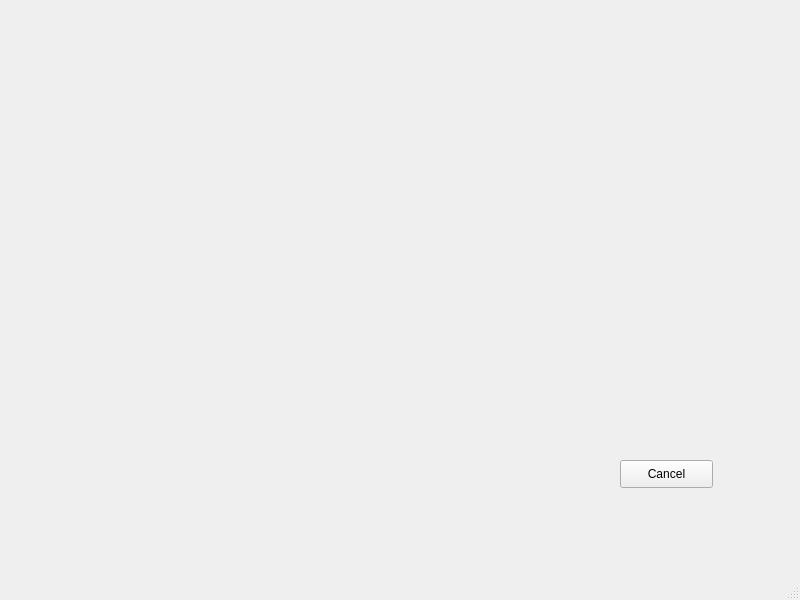
Qt form GJR/views/readFlight.ui (CaduRomaniello/GJR) before a commit.
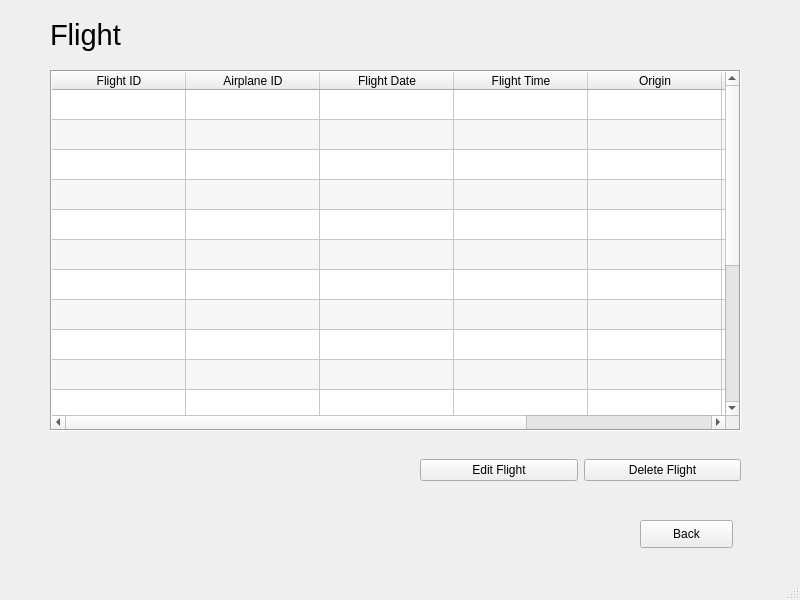
The same form after that commit.

Patch:
```diff
--- a/GJR/views/readFlight.ui
+++ b/GJR/views/readFlight.ui
@@ -17,16 +17,199 @@
    <widget class="QPushButton" name="button_cancel">
     <property name="geometry">
      <rect>
-      <x>620</x>
-      <y>460</y>
+      <x>640</x>
+      <y>520</y>
       <width>93</width>
       <height>28</height>
      </rect>
     </property>
     <property name="text">
-     <string>Cancel</string>
+     <string>Back</string>
     </property>
    </widget>
+   <widget class="QLabel" name="label_title">
+    <property name="geometry">
+     <rect>
+      <x>50</x>
+      <y>9</y>
+      <width>201</width>
+      <height>51</height>
+     </rect>
+    </property>
+    <property name="font">
+     <font>
+      <pointsize>22</pointsize>
+     </font>
+    </property>
+    <property name="text">
+     <string>Flight</string>
+    </property>
+   </widget>
+   <widget class="QTableWidget" name="table_flight">
+    <property name="geometry">
+     <rect>
+      <x>50</x>
+      <y>70</y>
+      <width>691</width>
+      <height>361</height>
+     </rect>
+    </property>
+    <property name="tabletTracking">
+     <bool>false</bool>
+    </property>
+    <property name="layoutDirection">
+     <enum>Qt::LeftToRight</enum>
+    </property>
+    <property name="autoFillBackground">
+     <bool>false</bool>
+    </property>
+    <property name="frameShape">
+     <enum>QFrame::Box</enum>
+    </property>
+    <property name="sizeAdjustPolicy">
+     <enum>QAbstractScrollArea::AdjustIgnored</enum>
+    </property>
+    <property name="autoScroll">
+     <bool>true</bool>
+    </property>
+    <property name="editTriggers">
+     <set>QAbstractItemView::NoEditTriggers</set>
+    </property>
+    <property name="dragEnabled">
+     <bool>false</bool>
+    </property>
+    <property name="alternatingRowColors">
+     <bool>true</bool>
+    </property>
+    <property name="textElideMode">
+     <enum>Qt::ElideRight</enum>
+    </property>
+    <property name="verticalScrollMode">
+     <enum>QAbstractItemView::ScrollPerPixel</enum>
+    </property>
+    <property name="showGrid">
+     <bool>true</bool>
+    </property>
+    <property name="gridStyle">
+     <enum>Qt::SolidLine</enum>
+    </property>
+    <property name="sortingEnabled">
+     <bool>true</bool>
+    </property>
+    <property name="wordWrap">
+     <bool>true</bool>
+    </property>
+    <property name="cornerButtonEnabled">
+     <bool>true</bool>
+    </property>
+    <property name="rowCount">
+     <number>19</number>
+    </property>
+    <property name="columnCount">
+     <number>7</number>
+    </property>
+    <attribute name="horizontalHeaderVisible">
+     <bool>true</bool>
+    </attribute>
+    <attribute name="horizontalHeaderCascadingSectionResizes">
+     <bool>true</bool>
+    </attribute>
+    <attribute name="horizontalHeaderDefaultSectionSize">
+     <number>134</number>
+    </attribute>
+    <attribute name="horizontalHeaderHighlightSections">
+     <bool>true</bool>
+    </attribute>
+    <attribute name="horizontalHeaderShowSortIndicator" stdset="0">
+     <bool>true</bool>
+    </attribute>
+    <attribute name="horizontalHeaderStretchLastSection">
+     <bool>false</bool>
+    </attribute>
+    <attribute name="verticalHeaderVisible">
+     <bool>false</bool>
+    </attribute>
+    <row/>
+    <row/>
+    <row/>
+    <row/>
+    <row/>
+    <row/>
+    <row/>
+    <row/>
+    <row/>
+    <row/>
+    <row/>
+    <row/>
+    <row/>
+    <row/>
+    <row/>
+    <row/>
+    <row/>
+    <row/>
+    <row/>
+    <column>
+     <property name="text">
+      <string>Flight ID</string>
+     </property>
+    </column>
+    <column>
+     <property name="text">
+      <string>Airplane ID</string>
+     </property>
+    </column>
+    <column>
+     <property name="text">
+      <string>Flight Date</string>
+     </property>
+    </column>
+    <column>
+     <property name="text">
+      <string>Flight Time</string>
+     </property>
+    </column>
+    <column>
+     <property name="text">
+      <string>Origin</string>
+     </property>
+    </column>
+    <column>
+     <property name="text">
+      <string>Destiny</string>
+     </property>
+    </column>
+    <column>
+     <property name="text">
+      <string>Seats Available</string>
+     </property>
+    </column>
+   </widget>
+   <widget class="QWidget" name="horizontalLayoutWidget">
+    <property name="geometry">
+     <rect>
+      <x>420</x>
+      <y>440</y>
+      <width>321</width>
+      <height>61</height>
+     </rect>
+    </property>
+    <layout class="QHBoxLayout" name="horizontalLayout">
+     <item>
+      <widget class="QPushButton" name="button_edit_flight">
+       <property name="text">
+        <string>Edit Flight</string>
+       </property>
+      </widget>
+     </item>
+     <item>
+      <widget class="QPushButton" name="button_delete_flight">
+       <property name="text">
+        <string>Delete Flight</string>
+       </property>
+      </widget>
+     </item>
+    </layout>
+   </widget>
   </widget>
   <widget class="QMenuBar" name="menubar">
    <property name="geometry">
```
Left out of the diff: 2 changed lines with no effect on the pictures.
